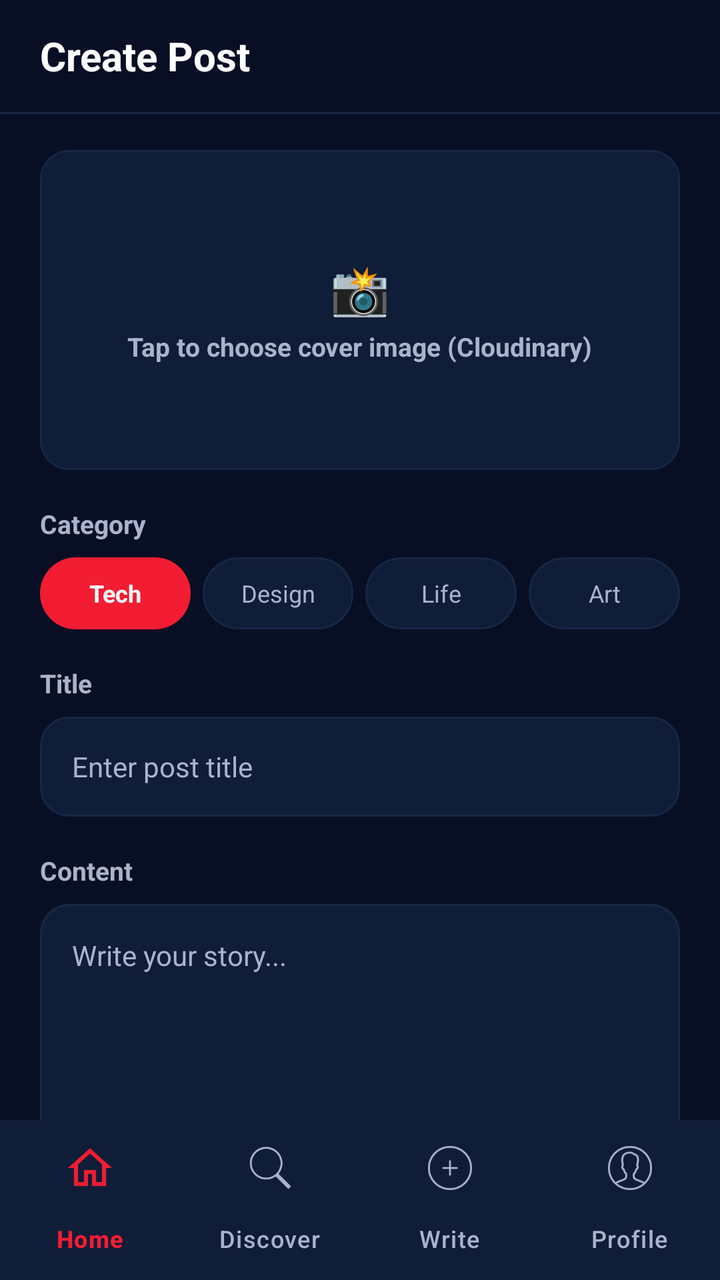
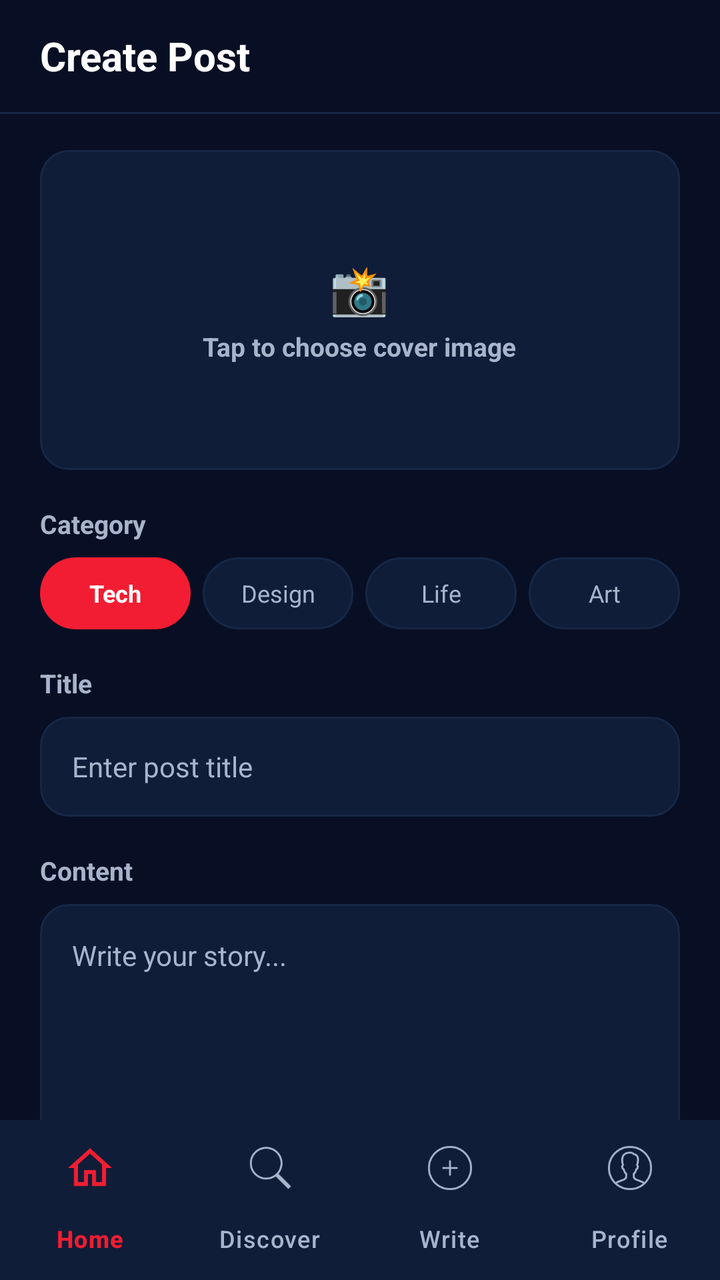

Screens rendered from an Android XML layout before and after an edit, with the pre-edit source and the edit as a unified diff.
<!-- AndroidManifest.xml: application theme Theme.Task_3 -->
<!-- res/layout/activity_add_data.xml -->
<?xml version="1.0" encoding="utf-8"?>
<androidx.constraintlayout.widget.ConstraintLayout
    xmlns:android="http://schemas.android.com/apk/res/android"
    xmlns:app="http://schemas.android.com/apk/res-auto"
    xmlns:tools="http://schemas.android.com/tools"
    android:id="@+id/main"
    android:layout_width="match_parent"
    android:layout_height="match_parent"
    android:fitsSystemWindows="true"
    android:background="@color/primary_background"
    tools:context=".add_data">

    
    <LinearLayout
        android:id="@+id/topBar"
        android:layout_width="match_parent"
        android:layout_height="56dp"
        android:gravity="center_vertical"
        android:orientation="horizontal"
        android:paddingHorizontal="20dp"
        app:layout_constraintTop_toTopOf="parent">

        <TextView
            android:id="@+id/tvHeaderTitle"
            android:layout_width="wrap_content"
            android:layout_height="wrap_content"
            android:text="Create Post"
            android:textColor="@color/primary_text"
            android:textSize="20sp"
            android:textStyle="bold" />
    </LinearLayout>

    <View
        android:id="@+id/dividerTop"
        android:layout_width="match_parent"
        android:layout_height="1dp"
        android:background="@color/card_surface"
        app:layout_constraintTop_toBottomOf="@id/topBar" />

    <androidx.core.widget.NestedScrollView
        android:id="@+id/formScrollView"
        android:layout_width="match_parent"
        android:layout_height="0dp"
        android:fillViewport="true"
        app:layout_constraintTop_toBottomOf="@id/dividerTop"
        app:layout_constraintBottom_toTopOf="@id/bottom_nav">

        <LinearLayout
            android:layout_width="match_parent"
            android:layout_height="wrap_content"
            android:orientation="vertical"
            android:paddingHorizontal="20dp"
            android:paddingTop="18dp"
            android:paddingBottom="24dp">

            
            <FrameLayout
                android:id="@+id/coverImageBox"
                android:layout_width="match_parent"
                android:layout_height="160dp"
                android:clickable="true"
                android:focusable="true"
                android:background="@drawable/bg_image_placeholder">

                <ImageView
                    android:id="@+id/ivCoverPreview"
                    android:layout_width="match_parent"
                    android:layout_height="match_parent"
                    android:scaleType="centerCrop"
                    android:visibility="gone" />

                <LinearLayout
                    android:id="@+id/layoutPickPlaceholder"
                    android:layout_width="wrap_content"
                    android:layout_height="wrap_content"
                    android:layout_gravity="center"
                    android:gravity="center"
                    android:orientation="vertical">

                    <TextView
                        android:layout_width="wrap_content"
                        android:layout_height="wrap_content"
                        android:text="📸"
                        android:textSize="24sp" />

                    <TextView
                        android:id="@+id/tvUploadStatus"
                        android:layout_width="wrap_content"
                        android:layout_height="wrap_content"
                        android:layout_marginTop="4dp"
                        android:text="Tap to choose cover image (Cloudinary)"
                        android:textColor="@color/secondary_text"
                        android:textSize="13sp"
                        android:textStyle="bold" />
                </LinearLayout>

                <ProgressBar
                    android:id="@+id/pbUpload"
                    android:layout_width="36dp"
                    android:layout_height="36dp"
                    android:layout_gravity="center"
                    android:indeterminateTint="@color/primary_red"
                    android:visibility="gone" />
            </FrameLayout>

            
            <TextView
                android:layout_width="wrap_content"
                android:layout_height="wrap_content"
                android:layout_marginTop="18dp"
                android:text="Category"
                android:textColor="@color/secondary_text"
                android:textSize="13sp"
                android:textStyle="bold" />

            
            <LinearLayout
                android:id="@+id/layoutCategories"
                android:layout_width="match_parent"
                android:layout_height="wrap_content"
                android:layout_marginTop="8dp"
                android:orientation="horizontal">

                <TextView
                    android:id="@+id/chipTech"
                    android:layout_width="0dp"
                    android:layout_height="36dp"
                    android:layout_weight="1"
                    android:layout_marginEnd="6dp"
                    android:background="@drawable/bg_pill_filter_selected"
                    android:gravity="center"
                    android:text="Tech"
                    android:textColor="@color/white"
                    android:textSize="12sp"
                    android:textStyle="bold" />

                <TextView
                    android:id="@+id/chipDesign"
                    android:layout_width="0dp"
                    android:layout_height="36dp"
                    android:layout_weight="1"
                    android:layout_marginEnd="6dp"
                    android:background="@drawable/bg_pill_filter_unselected"
                    android:gravity="center"
                    android:text="Design"
                    android:textColor="@color/secondary_text"
                    android:textSize="12sp" />

                <TextView
                    android:id="@+id/chipLife"
                    android:layout_width="0dp"
                    android:layout_height="36dp"
                    android:layout_weight="1"
                    android:layout_marginEnd="6dp"
                    android:background="@drawable/bg_pill_filter_unselected"
                    android:gravity="center"
                    android:text="Life"
                    android:textColor="@color/secondary_text"
                    android:textSize="12sp" />

                <TextView
                    android:id="@+id/chipArt"
                    android:layout_width="0dp"
                    android:layout_height="36dp"
                    android:layout_weight="1"
                    android:background="@drawable/bg_pill_filter_unselected"
                    android:gravity="center"
                    android:text="Art"
                    android:textColor="@color/secondary_text"
                    android:textSize="12sp" />
            </LinearLayout>

            
            <TextView
                android:layout_width="wrap_content"
                android:layout_height="wrap_content"
                android:layout_marginTop="18dp"
                android:text="Title"
                android:textColor="@color/secondary_text"
                android:textSize="13sp"
                android:textStyle="bold" />

            <EditText
                android:id="@+id/etTitle"
                android:layout_width="match_parent"
                android:layout_height="50dp"
                android:layout_marginTop="8dp"
                android:background="@drawable/input_box"
                android:hint="Enter post title"
                android:inputType="textCapSentences"
                android:paddingHorizontal="16dp"
                android:textColor="@color/primary_text"
                android:textColorHint="@color/secondary_text"
                android:textSize="14sp" />

            
            <TextView
                android:layout_width="wrap_content"
                android:layout_height="wrap_content"
                android:layout_marginTop="18dp"
                android:text="Content"
                android:textColor="@color/secondary_text"
                android:textSize="13sp"
                android:textStyle="bold" />

            <EditText
                android:id="@+id/etContent"
                android:layout_width="match_parent"
                android:layout_height="160dp"
                android:layout_marginTop="8dp"
                android:background="@drawable/input_box"
                android:gravity="top|start"
                android:hint="Write your story..."
                android:inputType="textMultiLine"
                android:padding="16dp"
                android:textColor="@color/primary_text"
                android:textColorHint="@color/secondary_text"
                android:textSize="14sp"
                android:lineSpacingExtra="3dp" />

            
            <androidx.appcompat.widget.AppCompatButton
                android:id="@+id/btnPublish"
                android:layout_width="match_parent"
                android:layout_height="52dp"
                android:layout_marginTop="28dp"
                android:background="@drawable/bg_primary_button"
                android:text="Publish"
                android:textAllCaps="false"
                android:textColor="@color/white"
                android:textSize="16sp"
                android:textStyle="bold" />

        </LinearLayout>
    </androidx.core.widget.NestedScrollView>

    
    <com.google.android.material.bottomnavigation.BottomNavigationView
        android:id="@+id/bottom_nav"
        android:layout_width="match_parent"
        android:layout_height="wrap_content"
        android:background="@color/secondary_background"
        app:elevation="12dp"
        app:itemIconTint="@color/nav_item_color"
        app:itemTextColor="@color/nav_item_color"
        app:labelVisibilityMode="labeled"
        app:menu="@menu/bottom_nav_menu"
        app:layout_constraintBottom_toBottomOf="parent" />

</androidx.constraintlayout.widget.ConstraintLayout>
<!-- resources referenced by this layout -->
<resources>
  <color name="card_surface">#162746</color>
  <color name="primary_background">#080F24</color>
  <color name="primary_red">#F21D32</color>
  <color name="primary_text">#FFFFFF</color>
  <color name="secondary_background">#101D38</color>
  <color name="secondary_text">#A8B4CC</color>
  <color name="white">#FFFFFF</color>
  <!-- drawable bg_image_placeholder (drawable) -->
  <?xml version="1.0" encoding="utf-8"?>
  <shape xmlns:android="http://schemas.android.com/apk/res/android"
      android:shape="rectangle">
      <solid android:color="@color/secondary_background" />
      <stroke
          android:width="1dp"
          android:color="@color/card_surface" />
      <corners android:radius="14dp" />
  </shape>
  <!-- drawable bg_pill_filter_selected (drawable) -->
  <?xml version="1.0" encoding="utf-8"?>
  <shape xmlns:android="http://schemas.android.com/apk/res/android"
      android:shape="rectangle">
      <solid android:color="@color/primary_red" />
      <corners android:radius="20dp" />
  </shape>
  <!-- drawable bg_pill_filter_unselected (drawable) -->
  <?xml version="1.0" encoding="utf-8"?>
  <shape xmlns:android="http://schemas.android.com/apk/res/android"
      android:shape="rectangle">
      <solid android:color="@color/secondary_background" />
      <stroke
          android:width="1dp"
          android:color="@color/card_surface" />
      <corners android:radius="20dp" />
  </shape>
  <!-- drawable bg_primary_button (drawable) -->
  <?xml version="1.0" encoding="utf-8"?>
  <shape xmlns:android="http://schemas.android.com/apk/res/android"
      android:shape="rectangle">
      <solid android:color="@color/primary_red" />
      <corners android:radius="26dp" />
  </shape>
  <!-- drawable input_box (drawable) -->
  <?xml version="1.0" encoding="utf-8"?>
  <shape xmlns:android="http://schemas.android.com/apk/res/android"
      android:shape="rectangle">
      <solid android:color="@color/secondary_background" />
      <stroke
          android:width="1dp"
          android:color="@color/card_surface" />
      <corners android:radius="14dp" />
  </shape>
  <style name="Theme.Task_3" parent="Base.Theme.Task_3" />
  <style name="Base.Theme.Task_3" parent="Theme.Material3.DayNight.NoActionBar">
          <item name="colorPrimary">@color/primary_red</item>
          <item name="colorPrimaryVariant">@color/secondary_background</item>
          <item name="colorSecondary">@color/primary_red</item>
          <item name="android:statusBarColor">@color/primary_background</item>
          <item name="android:windowBackground">@color/primary_background</item>
          <item name="android:navigationBarColor">@color/secondary_background</item>
      </style>
</resources>

<!-- the commit's change to res/layout/activity_add_data.xml (unified diff, before → after) -->
@@ -88,7 +88,7 @@
                         android:layout_width="wrap_content"
                         android:layout_height="wrap_content"
                         android:layout_marginTop="4dp"
-                        android:text="Tap to choose cover image (Cloudinary)"
+                        android:text="Tap to choose cover image"
                         android:textColor="@color/secondary_text"
                         android:textSize="13sp"
                         android:textStyle="bold" />
